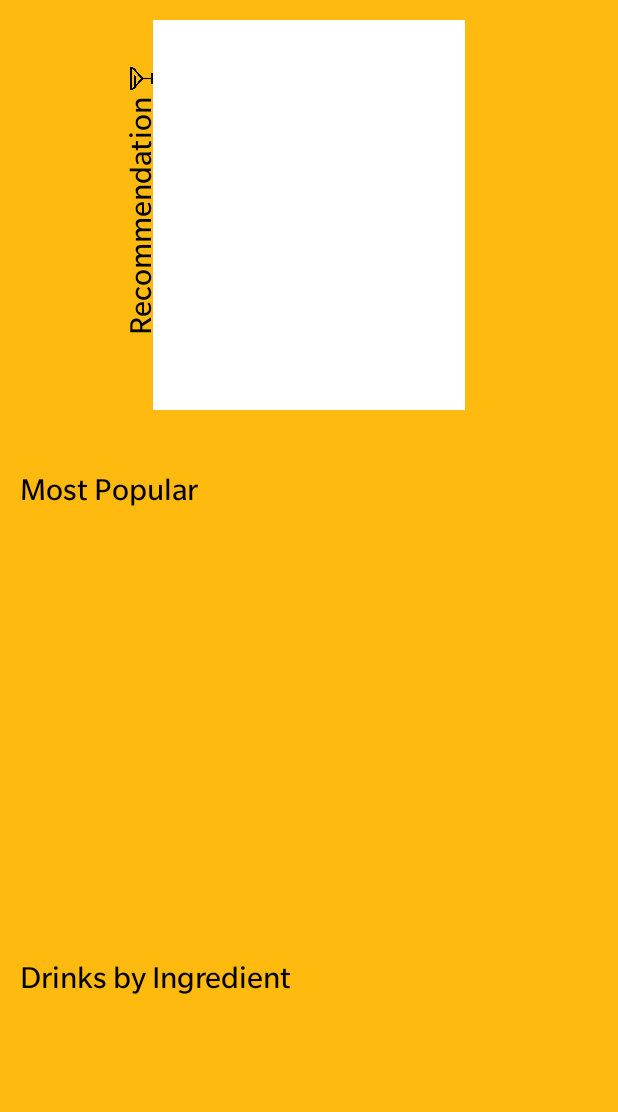
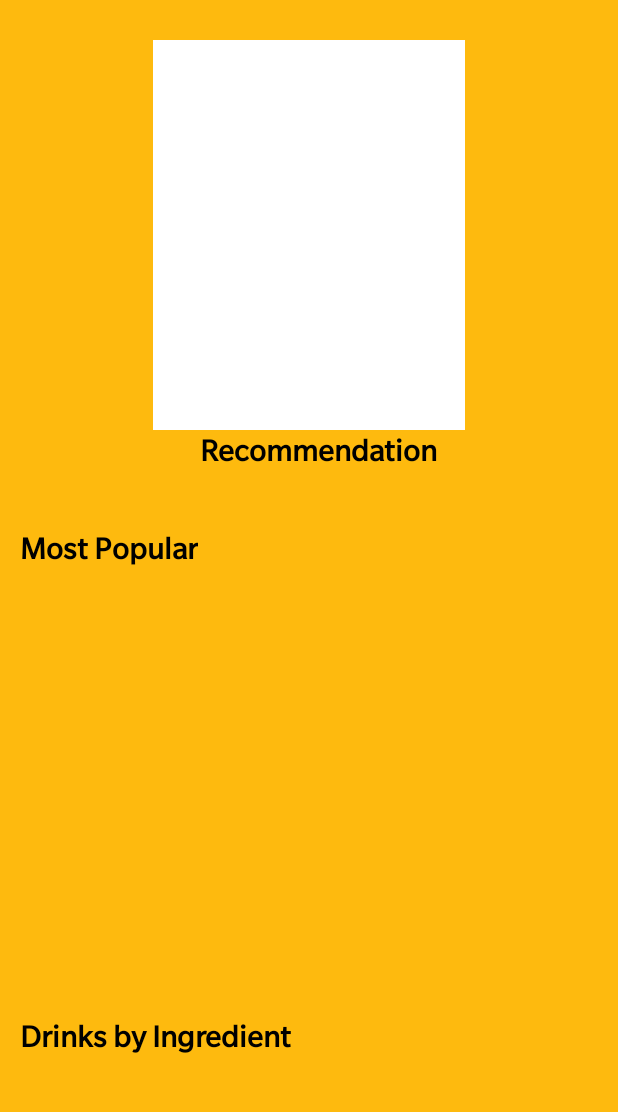
Before and after one commit to Fangzsx/cocktail-db, an Android app: the layout fragment_home.xml on its own in the app's theme, with its tools: preview values and no code run, on a phone screen of 412 x 824 dp, the part 73-1185 px from its top. Run offline under Robolectric (Android 15) with nearby library versions, the phone set to English and light mode, and no system bars; plain views replace CornerCutLinearLayout, SwitcherX.

```diff
--- a/app/src/main/java/com/fangzsx/retrofit_room/ui/fragments/FavoritesFragment.kt
+++ b/app/src/main/java/com/fangzsx/retrofit_room/ui/fragments/FavoritesFragment.kt
@@ -66,7 +66,7 @@ class FavoritesFragment : Fragment() {
             favoritesVM.deleteDrink(drink)
             MotionToast.createColorToast(requireActivity(),
                 "Deleted",
-                "${drink.strDrink} was removed from Favorites ${"\ud83d\ude2d"}",
+                "${drink.strDrink} removed from Favorites",
                 MotionToastStyle.DELETE,
                 MotionToast.GRAVITY_BOTTOM,
                 MotionToast.LONG_DURATION,
--- a/app/src/main/java/com/fangzsx/retrofit_room/ui/fragments/HomeFragment.kt
+++ b/app/src/main/java/com/fangzsx/retrofit_room/ui/fragments/HomeFragment.kt
@@ -51,6 +51,7 @@ class HomeFragment : Fragment() {
 
     override fun onViewCreated(view: View, savedInstanceState: Bundle?) {
         super.onViewCreated(view, savedInstanceState)
+
 
         when (requireContext().resources.configuration.uiMode and Configuration.UI_MODE_NIGHT_MASK) {
             Configuration.UI_MODE_NIGHT_NO -> {
--- a/app/src/main/res/layout/activity_cocktail.xml
+++ b/app/src/main/res/layout/activity_cocktail.xml
@@ -125,8 +125,9 @@
 
                 <androidx.recyclerview.widget.RecyclerView
                     android:id="@+id/rv_cocktail_ingredients"
-                    android:layout_width="match_parent"
+                    android:layout_width="wrap_content"
                     android:nestedScrollingEnabled="false"
+                    android:layout_gravity="center"
                     android:layout_height="wrap_content"
                     android:layout_marginTop="@dimen/_10sdp"/>
 
--- a/app/src/main/res/layout/fragment_favorites.xml
+++ b/app/src/main/res/layout/fragment_favorites.xml
@@ -28,8 +28,10 @@
 
             <androidx.recyclerview.widget.RecyclerView
                 android:id="@+id/rv_favorites"
-                android:layout_width="match_parent"
+                android:layout_width="wrap_content"
                 android:layout_height="wrap_content"
+                app:layout_constraintStart_toStartOf="parent"
+                app:layout_constraintEnd_toEndOf="parent"
                 app:layout_constraintTop_toBottomOf="@id/tv_header"/>
 
         </androidx.constraintlayout.widget.ConstraintLayout>
--- a/app/src/main/res/layout/fragment_home.xml
+++ b/app/src/main/res/layout/fragment_home.xml
@@ -43,7 +43,8 @@
 
         <androidx.constraintlayout.widget.ConstraintLayout
             android:layout_width="match_parent"
-            android:layout_height="match_parent">
+            android:layout_height="match_parent"
+            android:padding="@dimen/_10sdp">
 
             <io.devlight.xtreeivi.cornercutlinearlayout.CornerCutLinearLayout
                 android:id="@+id/recommendation_cc"
@@ -88,26 +89,15 @@
                 android:id="@+id/tv_recommendation"
                 android:layout_width="wrap_content"
                 android:layout_height="wrap_content"
-                android:rotation="-90"
                 android:text="Recommendation"
+                android:textStyle="bold"
                 android:fontFamily="@font/oneplussans"
                 android:textSize="@dimen/_15ssp"
                 android:textColor="?colorOnPrimary"
                 android:layout_marginStart="@dimen/_10sdp"
-                app:layout_constraintBottom_toBottomOf="@+id/recommendation_cc"
-                app:layout_constraintStart_toStartOf="parent"
-                app:layout_constraintTop_toTopOf="@id/recommendation_cc" />
-
-            <ImageView
-                android:layout_width="@dimen/_12sdp"
-                android:layout_height="@dimen/_12sdp"
-                app:layout_constraintTop_toTopOf="@id/recommendation_cc"
-                app:layout_constraintEnd_toStartOf="@id/recommendation_cc"
-                app:layout_constraintBottom_toTopOf="@id/tv_recommendation"
-                android:rotation="-90"
-                android:layout_marginBottom="@dimen/_30sdp"
-                android:src="@drawable/cocktail"
-                app:tint="?colorOnPrimary"/>
+                app:layout_constraintEnd_toEndOf="@id/recommendation_cc"
+                app:layout_constraintStart_toStartOf="@id/recommendation_cc"
+                app:layout_constraintTop_toBottomOf="@id/recommendation_cc" />
 
             <TextView
                 android:id="@+id/tv_most_popular"
@@ -115,12 +105,12 @@
                 android:layout_height="wrap_content"
                 android:fontFamily="@font/oneplussans"
                 android:text="Most Popular"
+                android:textStyle="bold"
                 android:textSize="@dimen/_15ssp"
                 android:textColor="?colorOnPrimary"
-                android:layout_marginStart="@dimen/_10sdp"
                 android:layout_marginTop="@dimen/_30sdp"
                 app:layout_constraintStart_toStartOf="parent"
-                app:layout_constraintTop_toBottomOf="@id/recommendation_cc"/>
+                app:layout_constraintTop_toBottomOf="@id/tv_recommendation"/>
 
             <androidx.recyclerview.widget.RecyclerView
                 android:id="@+id/rv_popular"
@@ -137,6 +127,7 @@
                 app:layout_constraintTop_toBottomOf="@id/rv_popular"
                 app:layout_constraintStart_toStartOf="@id/tv_most_popular"
                 android:text="Drinks by Ingredient"
+                android:textStyle="bold"
                 android:textColor="?colorOnPrimary"
                 android:fontFamily="@font/oneplussans"
                 android:textSize="@dimen/_15ssp"/>
@@ -146,11 +137,9 @@
                 android:layout_width="wrap_content"
                 android:layout_height="wrap_content"
                 android:layout_marginTop="@dimen/_5sdp"
-                android:layout_marginStart="@dimen/_10sdp"
                 android:layout_marginEnd="@dimen/_10sdp"
                 app:layout_constraintStart_toStartOf="parent"
                 app:layout_constraintTop_toBottomOf="@id/tv_drinks_by_ingredient"/>
-
         </androidx.constraintlayout.widget.ConstraintLayout>
     </androidx.core.widget.NestedScrollView>
 
--- a/app/src/main/res/layout/fragment_search.xml
+++ b/app/src/main/res/layout/fragment_search.xml
@@ -29,7 +29,8 @@
 
     <androidx.recyclerview.widget.RecyclerView
         android:id="@+id/rv_search_results"
-        android:layout_width="match_parent"
+        android:layout_width="wrap_content"
+        android:layout_gravity="center"
         android:layout_height="wrap_content"/>
 
 </LinearLayout>
--- a/app/src/main/res/transition/slide_right.xml
+++ /dev/null
@@ -1,4 +0,0 @@
-<?xml version="1.0" encoding="utf-8"?>
-<slide xmlns:android="http://schemas.android.com/apk/res/android"
-    android:duration="@android:integer/config_mediumAnimTime"
-    android:slideEdge="right" />
--- a/app/src/main/res/values/strings.xml
+++ b/app/src/main/res/values/strings.xml
@@ -1,5 +1,5 @@
 <resources>
-    <string name="app_name">retrofit-room</string>
+    <string name="app_name">Cocktail DB</string>
     <!-- TODO: Remove or change this placeholder text -->
     <!-- TODO: Remove or change this placeholder text -->
 </resources>
```
Also changed, not shown: app/src/main/res/drawable-v24/settings.png (deleted), app/src/main/res/drawable/about.png (deleted).
